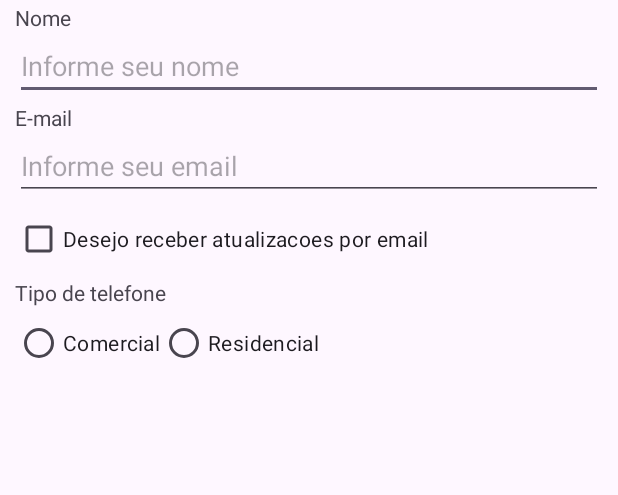
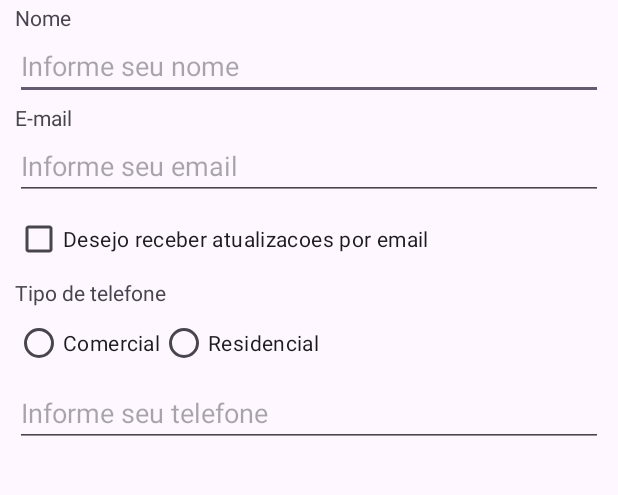
Before and after one commit to m-brito/HaVagas, an Android app: the layout activity_main.xml on its own in the app's theme, with its tools: preview values and no code run, on a phone screen of 412 x 824 dp, the part 90-585 px from its top. Run offline under Robolectric (Android 15) with nearby library versions, the phone set to English and light mode, and no system bars.

Commit message:
feat: add input phone

```diff
--- a/app/src/main/res/layout/activity_main.xml
+++ b/app/src/main/res/layout/activity_main.xml
@@ -117,5 +117,17 @@
             android:text="@string/residencial" />
 
     </RadioGroup>
+    <EditText
+        android:id="@+id/telefoneEt"
+        android:layout_width="0dp"
+        android:layout_height="wrap_content"
+        android:layout_marginStart="10dp"
+        android:layout_marginEnd="10dp"
+        android:ems="10"
+        android:hint="@string/informe_seu_telefone"
+        android:inputType="number"
+        app:layout_constraintEnd_toEndOf="parent"
+        app:layout_constraintStart_toStartOf="parent"
+        app:layout_constraintTop_toBottomOf="@+id/tipoTelefoneRg" />
 
 </androidx.constraintlayout.widget.ConstraintLayout>
--- a/app/src/main/res/values/strings.xml
+++ b/app/src/main/res/values/strings.xml
@@ -12,4 +12,5 @@
     <string name="tipo_de_telefone">Tipo de telefone</string>
     <string name="comercial">Comercial</string>
     <string name="residencial">Residencial</string>
+    <string name="informe_seu_telefone">Informe seu telefone</string>
 </resources>
```
